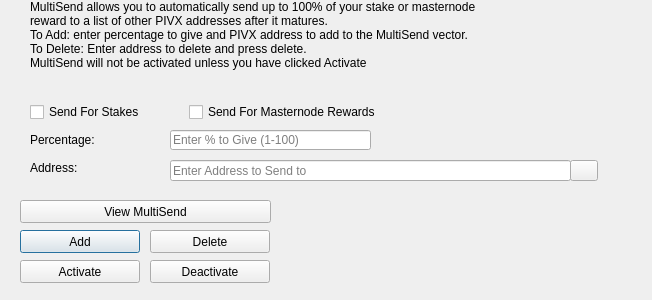
Before: the Qt Designer form src/qt/forms/multisenddialog.ui in crazysoldier/clonecoin, drawn with Qt 5.
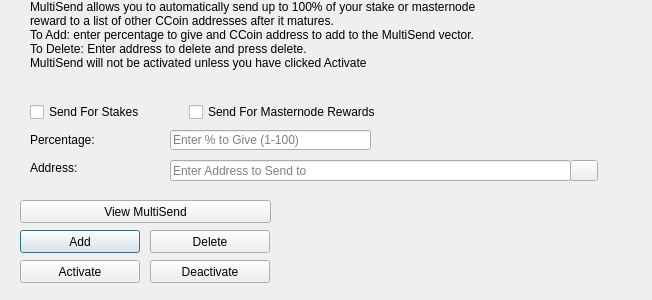
After: the same form once the commit is applied. Icons and pictures are not drawn.

```diff
--- a/src/qt/forms/multisenddialog.ui
+++ b/src/qt/forms/multisenddialog.ui
@@ -61,8 +61,8 @@
     <number>1</number>
    </property>
    <property name="text">
-    <string>MultiSend allows you to automatically send up to 100% of your stake or masternode reward to a list of other PIVX addresses after it matures.
-To Add: enter percentage to give and PIVX address to add to the MultiSend vector.
+    <string>MultiSend allows you to automatically send up to 100% of your stake or masternode reward to a list of other CCoin addresses after it matures.
+To Add: enter percentage to give and CCoin address to add to the MultiSend vector.
 To Delete: Enter address to delete and press delete.
 MultiSend will not be activated unless you have clicked Activate</string>
    </property>
```
Left out of the diff: 4 changed lines with no effect on the pictures.
